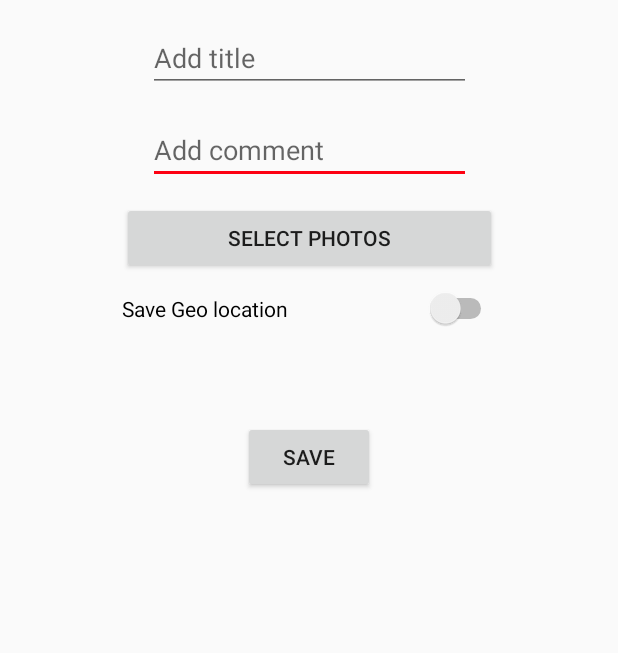
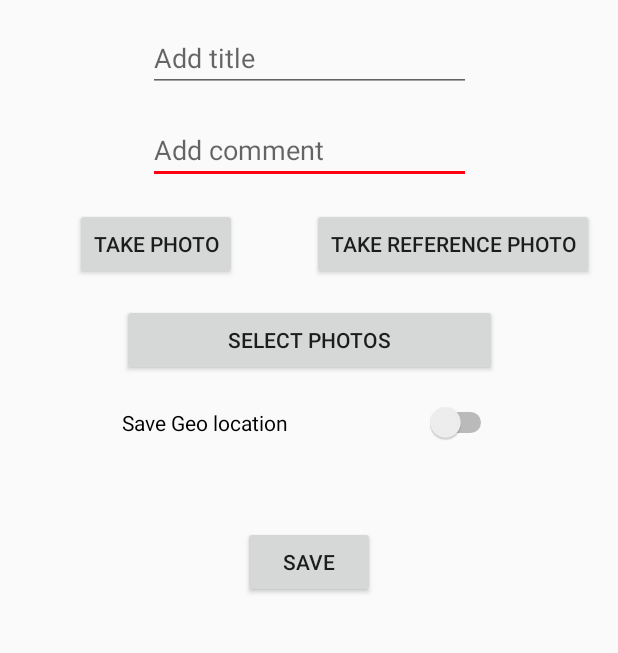
Before and after one commit to CMPUT301F18T19/HADA, an Android app: the AddRecordActivity screen opened directly, with no data from a screen before it, on a phone screen of 412 x 824 dp, the part 330-983 px from its top. Run offline under Robolectric (Android 15) with nearby library versions, the phone set to English and light mode, and no system bars; libraries missing offline, so code that uses them is left out: pub.devrel.easypermissions.

Commit message:
Camera work, reworking Record

```diff
--- a/app/src/main/AndroidManifest.xml
+++ b/app/src/main/AndroidManifest.xml
@@ -8,6 +8,7 @@
     <uses-permission android:name="android.permission.ACCESS_FINE_LOCATION" />
     <uses-permission android:name="android.permission.CAMERA" />
     <uses-permission android:name="android.permission.WRITE_EXTERNAL_STORAGE" />
+    <uses-permission android:name="android.permission.READ_EXTERNAL_STORAGE" />
 
     <application
         android:allowBackup="true"
--- a/app/src/main/res/layout/activity_add_record.xml
+++ b/app/src/main/res/layout/activity_add_record.xml
@@ -42,17 +42,18 @@
         android:id="@+id/addRecordActivitySelectRecordPhotos"
         android:layout_width="250dp"
         android:layout_height="0dp"
-        android:layout_marginTop="12dp"
+        android:layout_marginTop="16dp"
         android:text="@string/select_photos"
         app:layout_constraintEnd_toEndOf="parent"
+        app:layout_constraintHorizontal_bias="0.503"
         app:layout_constraintStart_toStartOf="parent"
-        app:layout_constraintTop_toBottomOf="@+id/addRecordActivityComment" />
+        app:layout_constraintTop_toBottomOf="@+id/addRecordActivityTakePhoto" />
 
     <Switch
         android:id="@+id/addRecordActivityGeoLocationSwitch"
         android:layout_width="250dp"
         android:layout_height="30dp"
-        android:layout_marginTop="8dp"
+        android:layout_marginTop="16dp"
         android:checked="false"
         android:text="@string/save_geo_location"
         app:layout_constraintEnd_toEndOf="parent"
@@ -87,8 +88,8 @@
         android:id="@+id/addRecordActivitySaveButton"
         android:layout_width="wrap_content"
         android:layout_height="wrap_content"
+        android:layout_marginTop="16dp"
         android:layout_marginBottom="16dp"
-        android:layout_marginTop="8dp"
         android:text="@string/generic_save"
         app:layout_constraintBottom_toBottomOf="parent"
         app:layout_constraintEnd_toEndOf="parent"
@@ -96,4 +97,28 @@
         app:layout_constraintTop_toBottomOf="@+id/addRecordActivityGeoLocationSwitch"
         app:layout_constraintVertical_bias="0.166" />
 
+    <Button
+        android:id="@+id/addRecordActivityTakePhoto"
+        android:layout_width="wrap_content"
+        android:layout_height="wrap_content"
+        android:layout_marginStart="16dp"
+        android:layout_marginTop="16dp"
+        android:layout_marginEnd="16dp"
+        android:text="@string/take_photo"
+        android:textAlignment="center"
+        app:layout_constraintEnd_toStartOf="@+id/addRecordActivityAddReferenceImage"
+        app:layout_constraintStart_toStartOf="parent"
+        app:layout_constraintTop_toBottomOf="@+id/addRecordActivityComment" />
+
+    <Button
+        android:id="@+id/addRecordActivityAddReferenceImage"
+        android:layout_width="wrap_content"
+        android:layout_height="wrap_content"
+        android:layout_marginTop="16dp"
+        android:layout_marginEnd="16dp"
+        android:text="@string/take_Reference_Photo"
+        android:textAlignment="center"
+        app:layout_constraintEnd_toEndOf="parent"
+        app:layout_constraintTop_toBottomOf="@+id/addRecordActivityComment" />
+
 </android.support.constraint.ConstraintLayout>
--- a/app/src/main/res/values/strings.xml
+++ b/app/src/main/res/values/strings.xml
@@ -77,4 +77,8 @@
 
     <!-- AddRecordActivity Layout -->
     <string name="AddRecordActivity_navigation_title">Add Record</string>
+    <string name="take_photo">Take Photo</string>
+    <string name="take_Reference_Photo">Take Reference Photo</string>
+    <string name="camera_save">Save</string>
+    <string name="camera_text_View">Click HADA to take photo</string>
 </resources>
```
Also changed, not shown: app/src/main/java/ca/ualberta/cs/cmput301f18t19/hada/hada/model/Record.java (+7 -5 lines), app/src/main/java/ca/ualberta/cs/cmput301f18t19/hada/hada/ui/AddRecordActivity.java (+24 -3 lines), app/src/main/java/ca/ualberta/cs/cmput301f18t19/hada/hada/ui/CameraActivity.java (+21 -4 lines), app/src/main/res/layout/activity_camera.xml (+25 -4 lines).
